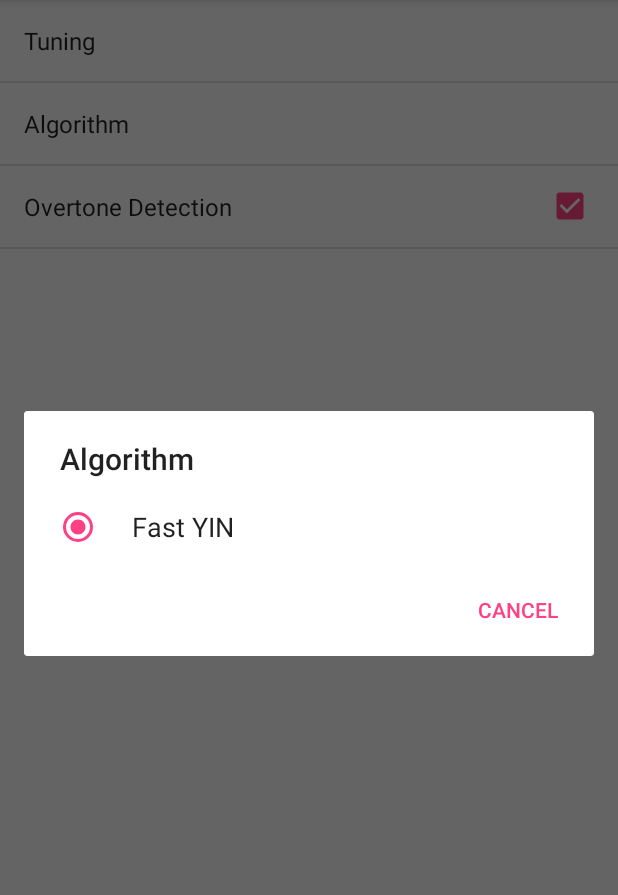
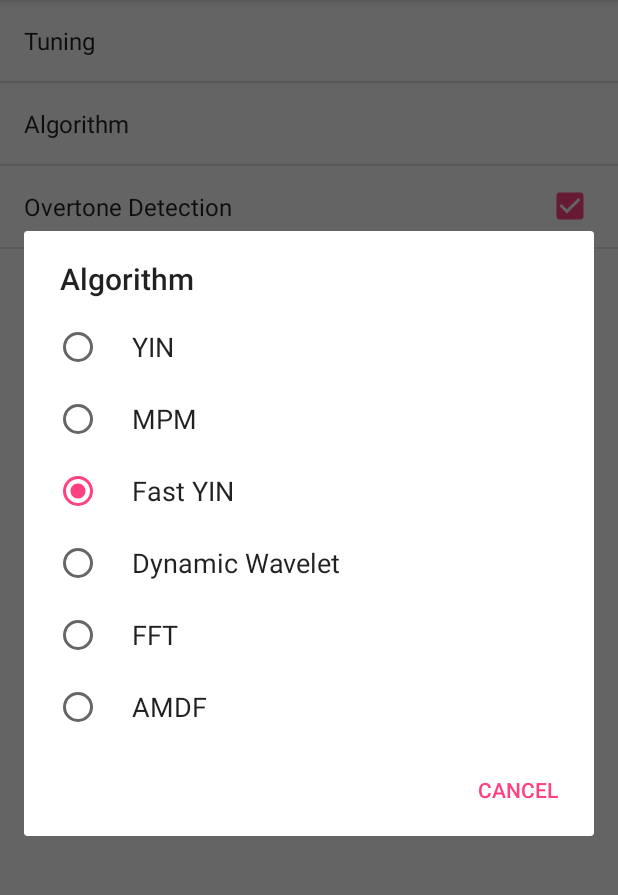
Before and after one commit to snapfractalpop/Guitar-Tuner, an Android app: the fragment SettingsFragment shown on its own in the app's theme, after a tap on "Algorithm", on a phone screen of 412 x 824 dp, the part 84-979 px from its top. Run offline under Robolectric (Android 15) with nearby library versions, the phone set to English and light mode, and no system bars.

Commit message:
Implement preferences. Refactor.

```diff
--- a/app/src/main/AndroidManifest.xml
+++ b/app/src/main/AndroidManifest.xml
@@ -18,7 +18,7 @@
                 <category android:name="android.intent.category.LAUNCHER" />
             </intent-filter>
         </activity>
-        <activity android:name=".PermissionExplanation" />
+        <activity android:name=".PermissionExplanationActivity" />
         <activity android:name=".SettingsActivity"></activity>
     </application>
 
--- a/app/src/main/java/com/joykraft/guitartuner/PermissionExplanation.java
+++ b/app/src/main/java/com/joykraft/guitartuner/PermissionExplanationActivity.java
@@ -3,7 +3,7 @@ package com.joykraft.guitartuner;
 import android.support.v7.app.AppCompatActivity;
 import android.os.Bundle;
 
-public class PermissionExplanation extends AppCompatActivity {
+public class PermissionExplanationActivity extends AppCompatActivity {
 
     @Override
     protected void onCreate(Bundle savedInstanceState) {
--- a/app/src/main/res/layout/activity_permission_explanation.xml
+++ b/app/src/main/res/layout/activity_permission_explanation.xml
@@ -4,7 +4,7 @@
     xmlns:tools="http://schemas.android.com/tools"
     android:layout_width="match_parent"
     android:layout_height="match_parent"
-    tools:context=".PermissionExplanation">
+    tools:context=".PermissionExplanationActivity">
 
     <TextView
         android:id="@+id/textView"
--- a/app/src/main/res/menu/menu.xml
+++ b/app/src/main/res/menu/menu.xml
@@ -3,8 +3,8 @@
     xmlns:compat="http://schemas.android.com/apk/res-auto">
 
     <item
+        android:title=""
         android:icon="@android:drawable/ic_menu_preferences"
         android:id="@+id/settings"
         compat:showAsAction="always" />
-
 </menu>
--- a/app/src/main/res/values/arrays.xml
+++ b/app/src/main/res/values/arrays.xml
@@ -1,16 +1,28 @@
 <?xml version="1.0" encoding="utf-8"?>
 <resources>
     <string-array name="tunings_names">
-        <item>@string/name_tuning_standard</item>
+        <item>Standard</item>
+        <item>Dropped D</item>
     </string-array>
     <string-array name="tunings_values">
-        <item>@string/value_tuning_standard</item>
+        <item>STANDARD</item>
+        <item>DROPPED_D</item>
     </string-array>
 
     <string-array name="algorithm_names">
-       <item>@string/name_algorithm_fyin</item>
+       <item>YIN</item>
+        <item>MPM</item>
+        <item>Fast YIN</item>
+        <item>Dynamic Wavelet</item>
+        <item>FFT</item>
+        <item>AMDF</item>
     </string-array>
     <string-array name="algorithm_values">
-        <item>@string/value_algorithm_fyin</item>
+        <item>YIN</item>
+        <item>MPM</item>
+        <item>FFT_YIN</item>
+        <item>DYNAMIC_WAVELET</item>
+        <item>FFT_PITCH</item>
+        <item>AMDF</item>
     </string-array>
 </resources>
--- a/app/src/main/res/values/strings.xml
+++ b/app/src/main/res/values/strings.xml
@@ -6,6 +6,7 @@
     <string name="noteLabel">"Note: "</string>
 
     <!-- Strings related to Settings -->
+    <string name="title_activity_settings">Settings</string>
 
     <string name="preference_label_tuning">Tuning</string>
     <string name="preference_label_algorithm">Algorithm</string>
@@ -14,12 +15,4 @@
     <string name="key_preference_tuning">preferenceTuning</string>
     <string name="key_preference_algorithm">preferenceAlgorithm</string>
     <string name="key_preference_overtone_detection">preferenceOvertoneDetection</string>
-
-    <string name="value_tuning_standard">tuningStandard</string>
-    <string name="name_tuning_standard">Standard</string>
-
-    <string name="value_algorithm_fyin">algorithmFyin</string>
-    <string name="name_algorithm_fyin">Fast YIN</string>
-    <string name="title_activity_settings">Settings</string>
-
 </resources>
--- a/app/src/main/res/xml/preferences.xml
+++ b/app/src/main/res/xml/preferences.xml
@@ -2,14 +2,14 @@
 <PreferenceScreen xmlns:android="http://schemas.android.com/apk/res/android">
 
     <ListPreference
-        android:defaultValue="@string/value_tuning_standard"
+        android:defaultValue="STANDARD"
         android:entries="@array/tunings_names"
         android:entryValues="@array/tunings_values"
         android:key="@string/key_preference_tuning"
         android:title="@string/preference_label_tuning" />
 
     <ListPreference
-        android:defaultValue="@string/value_algorithm_fyin"
+        android:defaultValue="FFT_YIN"
         android:entries="@array/algorithm_names"
         android:entryValues="@array/algorithm_values"
         android:key="@string/key_preference_algorithm"
```
Also changed, not shown: app/src/main/java/com/joykraft/guitartuner/AppPreferences.java (added, +40 -0 lines), app/src/main/java/com/joykraft/guitartuner/MainActivity.java (+10 -19 lines), app/src/main/java/com/joykraft/guitartuner/Tunings.java (renamed from app/src/main/java/com/joykraft/guitartuner/Tuning.java, +22 -3 lines).
